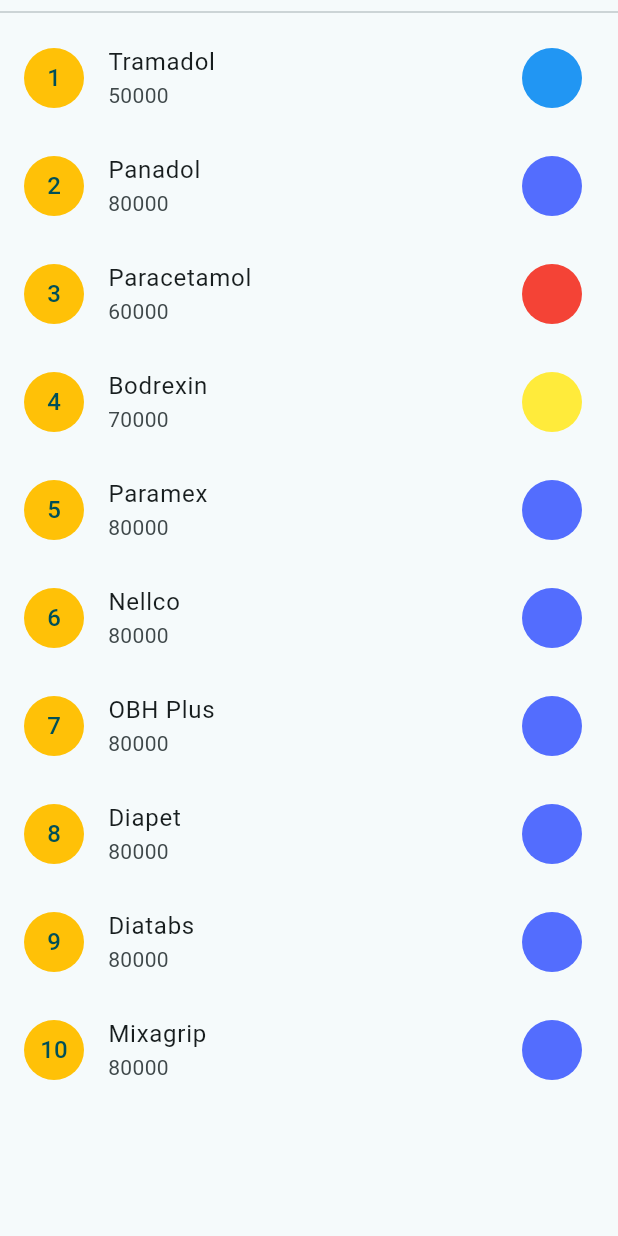
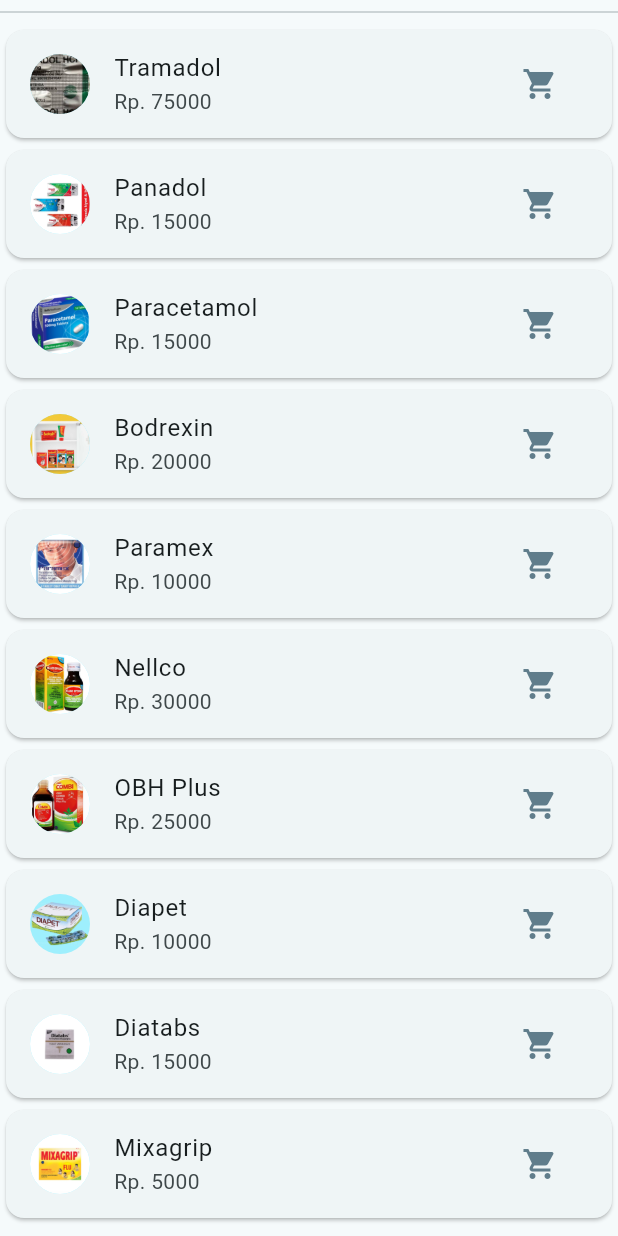
Before and after one commit to Sahrulproject/Tugas_Flutter, a Flutter app: the Day14ListOnListModel widget shown alone on an empty page, opened directly, on a phone screen of 412 x 824 dp. Run offline on Flutter 3.47's test engine with Material 3 defaults, Android fonts, the light colour scheme and no system bars.

Commit message:
Tugas 9 Update

```diff
--- a/lib/day14/listbuilder.dart
+++ b/lib/day14/listbuilder.dart
@@ -37,7 +37,7 @@
             itemBuilder: (BuildContext context, int index) {
               return ListTile(
                 title: Text(namaObat[index]),
-                leading: CircleAvatar(child: Text("${index + 1}")),
+                leading: CircleAvatar(child: Text("${index + 1}.")),
               );
             },
           ),
--- a/lib/day14/listmodel.dart
+++ b/lib/day14/listmodel.dart
@@ -11,17 +11,57 @@
 class _Day14ListOnListModelState extends State<Day14ListOnListModel> {
   //Step 1
 
-  final List<ProdukModel> produkModel = [
-    ProdukModel(nama: "Tramadol", price: 50000, warna: Colors.blue),
-    ProdukModel(nama: "Panadol", price: 80000, warna: Colors.indigoAccent),
-    ProdukModel(nama: "Paracetamol", price: 60000, warna: Colors.red),
-    ProdukModel(nama: "Bodrexin", price: 70000, warna: Colors.yellow),
-    ProdukModel(nama: "Paramex", price: 80000, warna: Colors.indigoAccent),
-    ProdukModel(nama: "Nellco", price: 80000, warna: Colors.indigoAccent),
-    ProdukModel(nama: "OBH Plus", price: 80000, warna: Colors.indigoAccent),
-    ProdukModel(nama: "Diapet", price: 80000, warna: Colors.indigoAccent),
-    ProdukModel(nama: "Diatabs", price: 80000, warna: Colors.indigoAccent),
-    ProdukModel(nama: "Mixagrip", price: 80000, warna: Colors.indigoAccent),
+  final List<ProdukObat> produkModel = [
+    ProdukObat(
+        nama: "Tramadol",
+        price: 75000,
+        warna: Colors.blue,
+        gambar: "assets/im/medicine/tramadol.jpg"),
+    ProdukObat(
+        nama: "Panadol",
+        price: 15000,
+        warna: Colors.indigoAccent,
+        gambar: "assets/im/medicine/panadol.jpg"),
+    ProdukObat(
+        nama: "Paracetamol",
+        price: 15000,
+        warna: Colors.red,
+        gambar: "assets/im/medicine/parcetamol.jpg"),
+    ProdukObat(
+        nama: "Bodrexin",
+        price: 20000,
+        warna: Colors.yellow,
+        gambar: "assets/im/medicine/bodrexin.jpg"),
+    ProdukObat(
+        nama: "Paramex",
+        price: 10000,
+        warna: Colors.indigoAccent,
+        gambar: "assets/im/medicine/paramex.jpg"),
+    ProdukObat(
+        nama: "Nellco",
+        price: 30000,
+        warna: Colors.indigoAccent,
+        gambar: "assets/im/medicine/nellco.jpg"),
+    ProdukObat(
+        nama: "OBH Plus",
+        price: 25000,
+        warna: Colors.indigoAccent,
+        gambar: "assets/im/medicine/obh plus.jpg"),
+    ProdukObat(
+        nama: "Diapet",
+        price: 10000,
+        warna: Colors.indigoAccent,
+        gambar: "assets/im/medicine/diapet.png"),
+    ProdukObat(
+        nama: "Diatabs",
+        price: 15000,
+        warna: Colors.indigoAccent,
+        gambar: "assets/im/medicine/diatabs.jpg"),
+    ProdukObat(
+        nama: "Mixagrip",
+        price: 5000,
+        warna: Colors.indigoAccent,
+        gambar: "assets/im/medicine/mixagrip.jpg"),
   ];
 
   @override
@@ -36,13 +76,21 @@
             itemCount: produkModel.length,
             itemBuilder: (BuildContext context, int index) {
               final dataProdukModel = produkModel[index];
-              return ListTile(
-                title: Text(dataProdukModel.nama),
-                subtitle: Text(dataProdukModel.price.toString()),
-                trailing: CircleAvatar(backgroundColor: dataProdukModel.warna),
-                leading: CircleAvatar(
-                  backgroundColor: Colors.amber,
-                  child: Text("${index + 1}"),
+              return Card(
+                child: ListTile(
+                  leading: CircleAvatar(
+                    backgroundImage: AssetImage(dataProdukModel.gambar),
+                  ),
+                  title: Text(dataProdukModel.nama),
+                  subtitle: Text("Rp. ${dataProdukModel.price}"),
+                  trailing: IconButton(
+                    icon: Icon(Icons.shopping_cart),
+                    color: Colors.blueGrey,
+                    onPressed: () {
+                      // Aksi ketika tombol keranjang ditekan
+                      print("Tambah ke keranjang: ${dataProdukModel.nama}");
+                    },
+                  ),
                 ),
               );
             },
--- a/lib/day14/listmsd.dart
+++ b/lib/day14/listmsd.dart
@@ -11,17 +11,57 @@
 class _Day14ListMapStringDynamicState extends State<Day14ListMapStringDynamic> {
   //Step 1
 
-  final List<Map<String, dynamic>> produk = [
-    {"nama": "Tramadol", "price": 15000, "warna": Colors.blue},
-    {"nama": "Panadol", "price": 13000, "warna": Colors.blue},
-    {"nama": "Paracetamol", "price": 60000, "warna": Colors.red},
-    {"nama": "Bodrexin", "price": 70000, "warna": Colors.yellow},
-    {"nama": "Paramex", "price": 70000, "warna": Colors.yellow},
-    {"nama": "Nellco", "price": 80000, "warna": Colors.green},
-    {"nama": "OBH Plus", "price": 80000, "warna": Colors.green},
-    {"nama": "Diapet", "price": 80000, "warna": Colors.green},
-    {"nama": "Diatabs", "price": 80000, "warna": Colors.green},
-    {"nama": "Mixagrip", "price": 80000, "warna": Colors.green},
+  final List<Map<String, dynamic>> medicine = [
+    {
+      "nama": "Tramadol",
+      "price": 75000,
+      "gambar": "assets/im/medicine/tramadol.jpg"
+    },
+    {
+      "nama": "Panadol",
+      "price": 15000,
+      "gambar": "assets/im/medicine/panadol.jpg"
+    },
+    {
+      "nama": "Paracetamol",
+      "price": 15000,
+      "gambar": "assets/im/medicine/parcetamol.jpg"
+    },
+    {
+      "nama": "Bodrexin",
+      "price": 20000,
+      "gambar": "assets/im/medicine/bodrexin.jpg"
+    },
+    {
+      "nama": "Paramex",
+      "price": 10000,
+      "gambar": "assets/im/medicine/paramex.jpg"
+    },
+    {
+      "nama": "Nellco",
+      "price": 30000,
+      "gambar": "assets/im/medicine/nellco.jpg"
+    },
+    {
+      "nama": "OBH Plus",
+      "price": 25000,
+      "gambar": "assets/im/medicine/obh plus.jpg"
+    },
+    {
+      "nama": "Diapet",
+      "price": 10000,
+      "gambar": "assets/im/medicine/diapet.png"
+    },
+    {
+      "nama": "Diatabs",
+      "price": 15000,
+      "gambar": "assets/im/medicine/diatabs.jpg"
+    },
+    {
+      "nama": "Mixagrip",
+      "price": 5000,
+      "gambar": "assets/im/medicine/mixagrip.jpg"
+    },
   ];
 
   @override
@@ -29,22 +69,22 @@
     return SingleChildScrollView(
       child: Column(
         children: [
-          //List
-          Divider(),
           //List of Map
           ListView.builder(
             physics: NeverScrollableScrollPhysics(),
             shrinkWrap: true,
-            itemCount: produk.length,
+            itemCount: medicine.length,
             itemBuilder: (BuildContext context, int index) {
-              final dataProduk = produk[index];
+              final dataMedicine = medicine[index];
               return ListTile(
-                title: Text(dataProduk["nama"]),
-                subtitle: Text(dataProduk["price"].toString()),
-                trailing: CircleAvatar(backgroundImage: dataProduk["warna"]),
+                title: Text(dataMedicine["nama"]),
+                subtitle: Text("Rp. ${dataMedicine["price"]}"),
+                trailing: CircleAvatar(
+                  backgroundImage: AssetImage(dataMedicine["gambar"]),
+                ),
                 leading: CircleAvatar(
-                  backgroundColor: Colors.amber,
-                  child: Text("${index + 1}"),
+                  backgroundColor: Colors.blueGrey[100],
+                  child: Text("${index + 1}."),
                 ),
               );
             },
--- a/lib/day14/model/produkmodel.dart
+++ b/lib/day14/model/produkmodel.dart
@@ -3,30 +3,37 @@
 
 import 'package:flutter/material.dart';
 
-class ProdukModel {
+class ProdukObat {
   final String nama;
   final int price;
   final Color warna;
-  ProdukModel({required this.nama, required this.price, required this.warna});
+  final String gambar;
+  ProdukObat(
+      {required this.nama,
+      required this.price,
+      required this.warna,
+      required this.gambar});
 
   Map<String, dynamic> toMap() {
     return <String, dynamic>{
       'nama': nama,
       'price': price,
       'warna': warna.value,
+      'gambar': gambar
     };
   }
 
-  factory ProdukModel.fromMap(Map<String, dynamic> map) {
-    return ProdukModel(
+  factory ProdukObat.fromMap(Map<String, dynamic> map) {
+    return ProdukObat(
       nama: map['nama'] as String,
       price: map['price'] as int,
       warna: Color(map['warna'] as int),
+      gambar: map['gambar'] as String,
     );
   }
 
   String toJson() => json.encode(toMap());
 
-  factory ProdukModel.fromJson(String source) =>
-      ProdukModel.fromMap(json.decode(source) as Map<String, dynamic>);
+  factory ProdukObat.fromJson(String source) =>
+      ProdukObat.fromMap(json.decode(source) as Map<String, dynamic>);
 }
--- a/pubspec.yaml
+++ b/pubspec.yaml
@@ -24,6 +24,8 @@
   assets:
     - assets/fonts/
     - assets/im/
+    - assets/im/medicine/
+
   fonts:
     - family: BebasNeue
       fonts:
```
Also changed, not shown: assets/im/medicine/bodrexin.jpg (renamed from assets/im/obat/bodrexin.jpg), assets/im/medicine/diapet.png (renamed from assets/im/obat/diapet.png), assets/im/medicine/diatabs.jpg (renamed from assets/im/obat/diatabs.jpg), assets/im/medicine/mixagrip.jpg (renamed from assets/im/obat/mixagrip.jpg), assets/im/medicine/nellco.jpg (renamed from assets/im/obat/nellco.jpg), assets/im/medicine/obh plus.jpg (renamed from assets/im/obat/obh plus.jpg), assets/im/medicine/panadol.jpg (renamed from assets/im/obat/panadol.jpg), assets/im/medicine/paramex.jpg (renamed from assets/im/obat/paramex.jpg), assets/im/medicine/parcetamol.jpg (renamed from assets/im/obat/parcetamol.jpg), assets/im/medicine/tramadol.jpg (renamed from assets/im/obat/Tramadol.jpg).
